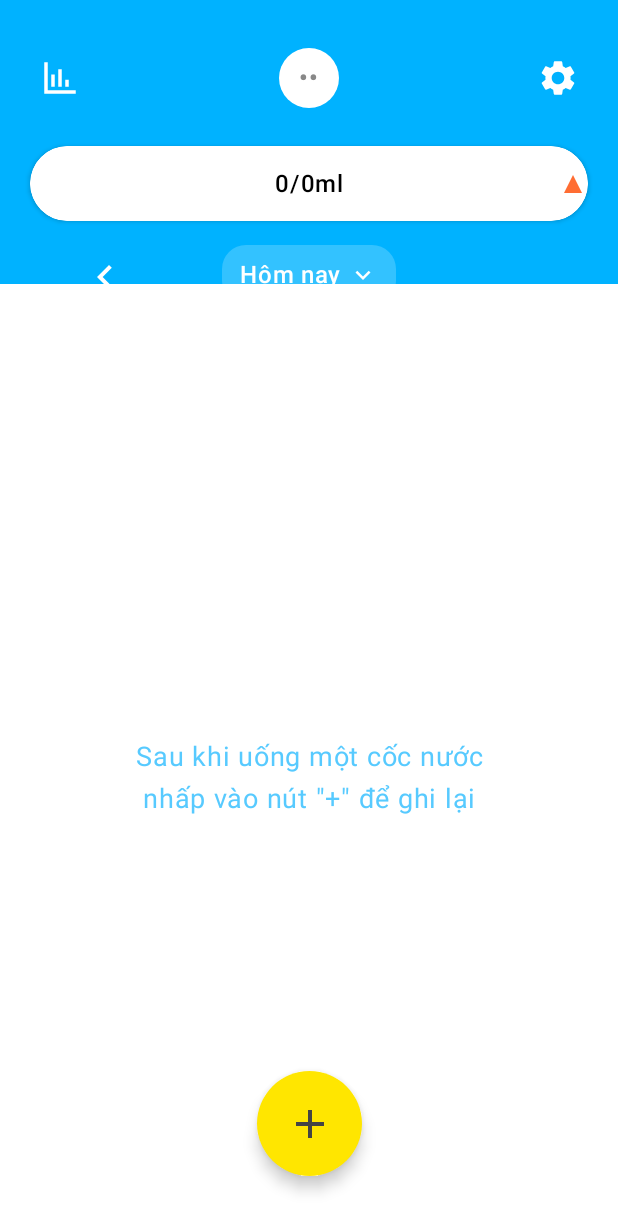
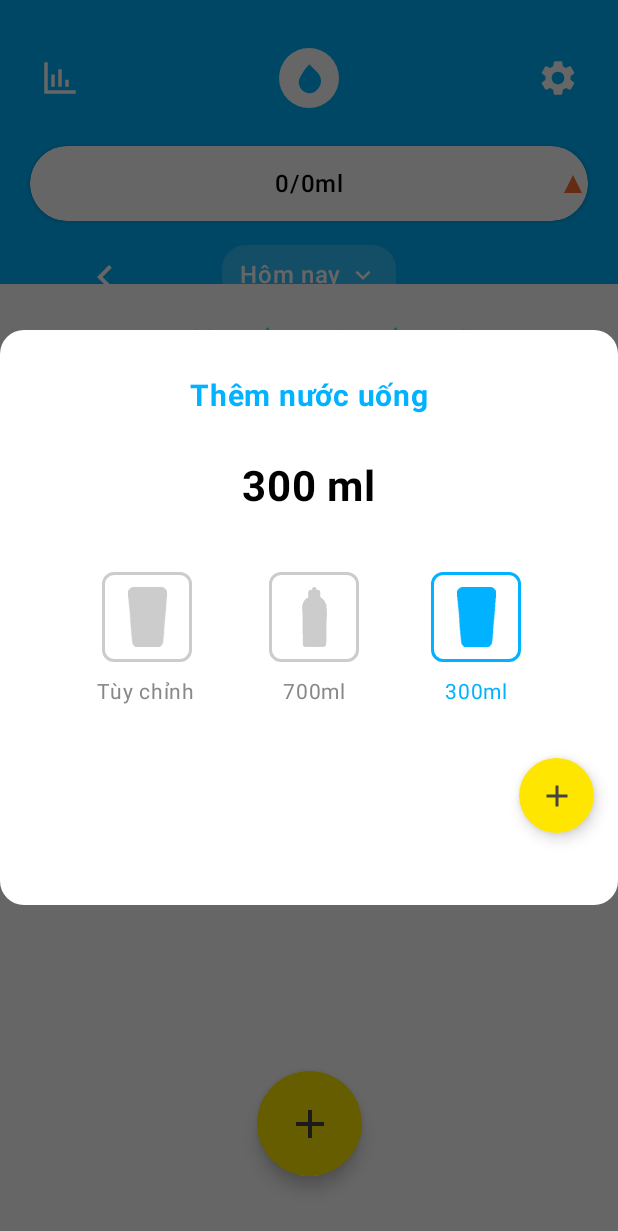
Before and after one commit to JunnDung/Nhom12LTTBDiDong, an Android app built with Jetpack Compose: the HomeScreen screen opened through its navigation route, after a tap on "Thêm nước", on a phone screen of 412 x 824 dp. Shown: the top 1231 px of the screen. Run offline under Robolectric (Android 15) with nearby library versions, the phone set to English and light mode, and no system bars.

Commit message:
update add water

```diff
--- a/HydroMate/app/src/main/java/com/example/hydromate/ui/navigation/AppNavigation.kt
+++ b/HydroMate/app/src/main/java/com/example/hydromate/ui/navigation/AppNavigation.kt
@@ -134,10 +134,6 @@ fun AppNavigation(
                 },
                 onStatsClick = {
                     // Có thể thêm điều hướng đến màn hình thống kê ở đây
-                },
-                onAddWaterClick = {
-                    // Xử lý khi người dùng thêm nước
-                    // Có thể cập nhật dữ liệu hoặc hiển thị dialog ở đây
                 }
             )
         }
--- /dev/null
+++ b/HydroMate/app/src/main/java/com/example/hydromate/ui/screens/AddWaterScreen.kt
@@ -0,0 +1,360 @@
+package com.example.hydromate.ui.screens
+
+import androidx.compose.foundation.Canvas
+import androidx.compose.foundation.background
+import androidx.compose.foundation.border
+import androidx.compose.foundation.clickable
+import androidx.compose.foundation.layout.Arrangement
+import androidx.compose.foundation.layout.Box
+import androidx.compose.foundation.layout.Column
+import androidx.compose.foundation.layout.Row
+import androidx.compose.foundation.layout.Spacer
+import androidx.compose.foundation.layout.fillMaxSize
+import androidx.compose.foundation.layout.fillMaxWidth
+import androidx.compose.foundation.layout.height
+import androidx.compose.foundation.layout.padding
+import androidx.compose.foundation.layout.size
+import androidx.compose.foundation.layout.width
+import androidx.compose.foundation.shape.CircleShape
+import androidx.compose.foundation.shape.RoundedCornerShape
+import androidx.compose.foundation.text.KeyboardOptions
+import androidx.compose.material.icons.Icons
+import androidx.compose.material.icons.filled.Add
+import androidx.compose.material3.Button
+import androidx.compose.material3.ButtonDefaults
+import androidx.compose.material3.FloatingActionButton
+import androidx.compose.material3.Icon
+import androidx.compose.material3.OutlinedTextField
+import androidx.compose.material3.OutlinedTextFieldDefaults
+import androidx.compose.material3.Slider
+import androidx.compose.material3.SliderDefaults
+import androidx.compose.material3.Text
+import androidx.compose.runtime.Composable
+import androidx.compose.runtime.getValue
+import androidx.compose.runtime.mutableIntStateOf
+import androidx.compose.runtime.mutableStateOf
+import androidx.compose.runtime.remember
+import androidx.compose.runtime.setValue
+import androidx.compose.ui.Alignment
+import androidx.compose.ui.Modifier
+import androidx.compose.ui.draw.clip
+import androidx.compose.ui.geometry.Offset
+import androidx.compose.ui.graphics.Color
+import androidx.compose.ui.graphics.Path
+import androidx.compose.ui.graphics.drawscope.Stroke
+import androidx.compose.ui.graphics.vector.ImageVector
+import androidx.compose.ui.res.painterResource
+import androidx.compose.ui.res.vectorResource
+import androidx.compose.ui.text.font.FontWeight
+import androidx.compose.ui.text.input.KeyboardType
+import androidx.compose.ui.text.style.TextAlign
+import androidx.compose.ui.tooling.preview.Preview
+import androidx.compose.ui.unit.dp
+import androidx.compose.ui.unit.sp
+import androidx.compose.ui.window.Dialog
+import com.example.hydromate.R
+import com.example.hydromate.model.WaterIntakeEntry
+import com.example.hydromate.ui.theme.HydroMateTheme
+import java.time.LocalDateTime
+import java.time.format.DateTimeFormatter
+
+@Composable
+fun AddWaterScreen(
+    onDismiss: () -> Unit = {},
+    onAddWater: (WaterIntakeEntry) -> Unit = {}
+) {
+    // Màu chính của ứng dụng
+    val primaryBlue = Color(0xFF00B2FF)
+    val lightYellow = Color(0xFFFFE600)
+
+    var selectedAmount by remember { mutableIntStateOf(300) }
+    var customAmount by remember { mutableIntStateOf(500) }
+    var showCustomInput by remember { mutableStateOf(false) }
+
+    // Kích thước tối đa và tối thiểu cho slider
+    val minWater = 50
+    val maxWater = 1000
+
+    Dialog(onDismissRequest = onDismiss) {
+        Box(
+            modifier = Modifier
+                .fillMaxWidth()
+                .background(color = Color.White, shape = RoundedCornerShape(16.dp))
+                .padding(bottom = 16.dp)
+        ) {
+            Column(
+                modifier = Modifier
+                    .fillMaxWidth()
+                    .padding(16.dp),
+                horizontalAlignment = Alignment.CenterHorizontally
+            ) {
+                // Tiêu đề
+                Text(
+                    text = "Thêm nước uống",
+                    fontSize = 20.sp,
+                    fontWeight = FontWeight.Bold,
+                    color = primaryBlue,
+                    modifier = Modifier.padding(vertical = 16.dp)
+                )
+
+                // Hiển thị lượng nước đã chọn
+                Box(
+                    modifier = Modifier
+                        .fillMaxWidth()
+                        .padding(vertical = 16.dp),
+                    contentAlignment = Alignment.Center
+                ) {
+                    Text(
+                        text = "${if (showCustomInput) customAmount else selectedAmount} ml",
+                        fontSize = 28.sp,
+                        fontWeight = FontWeight.Bold,
+                        color = Color.Black
+                    )
+                }
+
+                // Phần tùy chỉnh nếu đã chọn
+                if (showCustomInput) {
+                    // Các nút tăng giảm và slider
+                    Row(
+                        modifier = Modifier
+                            .fillMaxWidth()
+                            .padding(vertical = 8.dp),
+                        horizontalArrangement = Arrangement.SpaceBetween,
+                        verticalAlignment = Alignment.CenterVertically
+                    ) {
+                        // Nút giảm
+                        Button(
+                            onClick = {
+                                customAmount = (customAmount - 50).coerceAtLeast(minWater)
+                            },
+                            modifier = Modifier.size(50.dp),
+                            shape = CircleShape,
+                            colors = ButtonDefaults.buttonColors(
+                                containerColor = Color.LightGray,
+                                contentColor = Color.Black
+                            )
+                        ) {
+                            Text(
+                                text = "-",
+                                fontSize = 20.sp,
+                                fontWeight = FontWeight.Bold
+                            )
+                        }
+
+                        // Slider cho phép tùy chỉnh nhanh
+                        Slider(
+                            value = customAmount.toFloat(),
+                            onValueChange = { customAmount = it.toInt() },
+                            valueRange = minWater.toFloat()..maxWater.toFloat(),
+                            steps = ((maxWater - minWater) / 50) - 1,
+                            modifier = Modifier
+                                .weight(1f)
+                                .padding(horizontal = 8.dp),
+                            colors = SliderDefaults.colors(
+                                thumbColor = primaryBlue,
+                                activeTrackColor = primaryBlue,
+                                inactiveTrackColor = Color.LightGray
+                            )
+                        )
+
+                        // Nút tăng
+                        Button(
+                            onClick = {
+                                customAmount = (customAmount + 50).coerceAtMost(maxWater)
+                            },
+                            modifier = Modifier.size(50.dp),
+                            shape = CircleShape,
+                            colors = ButtonDefaults.buttonColors(
+                                containerColor = primaryBlue,
+                                contentColor = Color.White
+                            )
+                        ) {
+                            Icon(
+                                imageVector = Icons.Default.Add,
+                                contentDescription = "Tăng"
+                            )
+                        }
+                    }
+
+                    // TextField để nhập trực tiếp
+                    OutlinedTextField(
+                        value = customAmount.toString(),
+                        onValueChange = {
+                            val newValue = it.filter { char -> char.isDigit() }
+                            if (newValue.isNotEmpty()) {
+                                val amount = newValue.toInt().coerceIn(minWater, maxWater)
+                                customAmount = amount
+                            }
+                        },
+                        modifier = Modifier
+                            .fillMaxWidth()
+                            .padding(vertical = 8.dp),
+                        keyboardOptions = KeyboardOptions(keyboardType = KeyboardType.Number),
+                        singleLine = true,
+                        colors = OutlinedTextFieldDefaults.colors(
+                            focusedBorderColor = primaryBlue,
+                            unfocusedBorderColor = Color.LightGray,
+                            focusedLabelColor = primaryBlue,
+                            unfocusedLabelColor = Color.Gray
+                        ),
+                        label = { Text("Lượng nước (ml)") },
+                        suffix = { Text("ml") }
+                    )
+                }
+
+                // Các tùy chọn lượng nước
+                Row(
+                    modifier = Modifier
+                        .fillMaxWidth()
+                        .padding(vertical = 24.dp),
+                    horizontalArrangement = Arrangement.SpaceEvenly,
+                    verticalAlignment = Alignment.CenterVertically
+                ) {
+                    // Tùy chỉnh
+                    Column(
+                        horizontalAlignment = Alignment.CenterHorizontally,
+                        modifier = Modifier
+                            .clickable {
+                                showCustomInput = true
+                                selectedAmount = customAmount
+                            }
+                    ) {
+                        Box(
+                            modifier = Modifier
+                                .size(60.dp)
+                                .border(
+                                    width = 2.dp,
+                                    color = if (showCustomInput) primaryBlue else Color.LightGray,
+                                    shape = RoundedCornerShape(8.dp)
+                                )
+                                .padding(8.dp),
+                            contentAlignment = Alignment.Center
+                        ) {
+                            Icon(
+                                painter = painterResource(id = R.drawable.nuoc300ml),
+                                contentDescription = "Tùy chỉnh",
+                                tint = if (showCustomInput) primaryBlue else Color.LightGray,
+                                modifier = Modifier.size(40.dp)
+                            )
+                        }
+                        Spacer(modifier = Modifier.height(8.dp))
+                        Text(
+                            text = "Tùy chỉnh",
+                            color = if (showCustomInput) primaryBlue else Color.Gray,
+                            fontSize = 14.sp
+                        )
+                    }
+
+                    // 700ml
+                    Column(
+                        horizontalAlignment = Alignment.CenterHorizontally,
+                        modifier = Modifier
+                            .clickable {
+                                selectedAmount = 700
+                                showCustomInput = false
+                            }
+                    ) {
+                        Box(
+                            modifier = Modifier
+                                .size(60.dp)
+                                .border(
+                                    width = 2.dp,
+                                    color = if (selectedAmount == 700 && !showCustomInput) primaryBlue else Color.LightGray,
+                                    shape = RoundedCornerShape(8.dp)
+                                )
+                                .padding(8.dp),
+                            contentAlignment = Alignment.Center
+                        ) {
+                            Icon(
+                                painter = painterResource(id = R.drawable.nuoc700ml),
+                                contentDescription = "Chai nước 700ml",
+                                tint = if (selectedAmount == 700 && !showCustomInput) primaryBlue else Color.LightGray,
+                                modifier = Modifier.size(40.dp)
+                            )
+                        }
+                        Spacer(modifier = Modifier.height(8.dp))
+                        Text(
+                            text = "700ml",
+                            color = if (selectedAmount == 700 && !showCustomInput) primaryBlue else Color.Gray,
+                            fontSize = 14.sp
+                        )
+                    }
+
+                    // 300ml
+                    Column(
+                        horizontalAlignment = Alignment.CenterHorizontally,
+                        modifier = Modifier
+                            .clickable {
+                                selectedAmount = 300
+                                showCustomInput = false
+                            }
+                    ) {
+                        Box(
+                            modifier = Modifier
+                                .size(60.dp)
+                                .border(
+                                    width = 2.dp,
+                                    color = if (selectedAmount == 300 && !showCustomInput) primaryBlue else Color.LightGray,
+                                    shape = RoundedCornerShape(8.dp)
+                                )
+                                .padding(8.dp),
+                            contentAlignment = Alignment.Center
+                        ) {
+                            Icon(
+                                painter = painterResource(id = R.drawable.nuoc300ml),
+                                contentDescription = "Ly nước 300ml",
+                                tint = if (selectedAmount == 300 && !showCustomInput) primaryBlue else Color.LightGray,
+                                modifier = Modifier.size(40.dp)
+                            )
+                        }
+                        Spacer(modifier = Modifier.height(8.dp))
+                        Text(
+                            text = "300ml",
+                            color = if (selectedAmount == 300 && !showCustomInput) primaryBlue else Color.Gray,
+                            fontSize = 14.sp
+                        )
+                    }
+                }
+
+                // Row thông báo và nút thêm
+                Row(
+                    modifier = Modifier
+                        .fillMaxWidth()
+                        .padding(top = 8.dp, bottom = 16.dp),
+                    horizontalArrangement = Arrangement.End,
+                    verticalAlignment = Alignment.CenterVertically
+                ) {
+                    // Nút thêm nước
+                    FloatingActionButton(
+                        onClick = {
+                            val amount = if (showCustomInput) customAmount else selectedAmount
+                            if (amount > 0) {
+                                onAddWater(WaterIntakeEntry(amount = amount))
+                                onDismiss()
+                            }
+                        },
+                        modifier = Modifier.size(50.dp),
+                        containerColor = lightYellow,
+                        contentColor = Color.DarkGray,
+                        shape = CircleShape
+                    ) {
+                        Icon(
+                            imageVector = Icons.Default.Add,
+                            contentDescription = "Thêm nước",
+                            tint = Color.DarkGray,
+                            modifier = Modifier.size(24.dp)
+                        )
+                    }
+                }
+            }
+        }
+    }
+}
+
+@Preview(showBackground = true)
+@Composable
+fun AddWaterScreenPreview() {
+    HydroMateTheme {
+        AddWaterScreen()
+    }
+}
--- a/HydroMate/app/src/main/java/com/example/hydromate/ui/screens/HomeScreen.kt
+++ b/HydroMate/app/src/main/java/com/example/hydromate/ui/screens/HomeScreen.kt
@@ -6,6 +6,7 @@ import androidx.compose.foundation.clickable
 import androidx.compose.foundation.layout.Arrangement
 import androidx.compose.foundation.layout.Box
 import androidx.compose.foundation.layout.Column
+import androidx.compose.foundation.layout.PaddingValues
 import androidx.compose.foundation.layout.Row
 import androidx.compose.foundation.layout.Spacer
 import androidx.compose.foundation.layout.fillMaxHeight
@@ -15,12 +16,18 @@ import androidx.compose.foundation.layout.height
 import androidx.compose.foundation.layout.padding
 import androidx.compose.foundation.layout.size
 import androidx.compose.foundation.layout.width
+import androidx.compose.foundation.lazy.LazyColumn
+import androidx.compose.foundation.lazy.items
+import androidx.compose.foundation.lazy.grid.GridCells
+import androidx.compose.foundation.lazy.grid.LazyVerticalGrid
+import androidx.compose.foundation.lazy.grid.items
 import androidx.compose.foundation.shape.CircleShape
 import androidx.compose.foundation.shape.RoundedCornerShape
 import androidx.compose.material.icons.Icons
 import androidx.compose.material.icons.automirrored.filled.KeyboardArrowLeft
 import androidx.compose.material.icons.filled.Add
 import androidx.compose.material.icons.filled.KeyboardArrowDown
+import androidx.compose.material.icons.filled.Notifications
 import androidx.compose.material.icons.filled.Settings
 import androidx.compose.material3.Card
 import androidx.compose.material3.CardDefaults
@@ -31,6 +38,8 @@ import androidx.compose.material3.Text
 import androidx.compose.runtime.Composable
 import androidx.compose.runtime.getValue
 import androidx.compose.runtime.mutableIntStateOf
+import androidx.compose.runtime.mutableStateListOf
+import androidx.compose.runtime.mutableStateOf
 import androidx.compose.runtime.remember
 import androidx.compose.runtime.setValue
 import androidx.compose.ui.Alignment
@@ -41,6 +50,7 @@ import androidx.compose.ui.geometry.Size
 import androidx.compose.ui.graphics.Color
 import androidx.compose.ui.graphics.Path
 import androidx.compose.ui.graphics.vector.ImageVector
+import androidx.compose.ui.res.painterResource
 import androidx.compose.ui.res.vectorResource
 import androidx.compose.ui.text.font.FontWeight
 import androidx.compose.ui.text.style.TextAlign
@@ -49,18 +59,34 @@ import androidx.compose.ui.unit.dp
 import androidx.compose.ui.unit.sp
 import com.example.hydromate.R
 import com.example.hydromate.model.UserWaterGoal
+import com.example.hydromate.model.WaterIntakeEntry
 import com.example.hydromate.ui.theme.HydroMateTheme
+import java.time.format.DateTimeFormatter
 
 @Composable
 fun HomeScreen(
     userWaterGoal: UserWaterGoal,
     onSettingsClick: () -> Unit = {},
-    onStatsClick: () -> Unit = {},
-    onAddWaterClick: () -> Unit = {}
+    onStatsClick: () -> Unit = {}
 ) {
+    // Lưu trữ danh sách các lần uống nước trong state
+    var waterIntakeEntries by remember { mutableStateOf(listOf<WaterIntakeEntry>()) }
+
+    // Lấy mục tiêu từ userWaterGoal
     val waterGoal = userWaterGoal.dailyWaterGoal
-    var currentWaterIntake by remember { mutableIntStateOf(0) }
-    val progress = if (waterGoal > 0) currentWaterIntake.toFloat() / waterGoal.toFloat() else 0f
+
+    // Tính tổng lượng nước đã uống
+    val currentWaterIntake = waterIntakeEntries.sumOf { it.amount }
+
+    // Dialog thêm nước
+    var showAddWaterDialog by remember { mutableStateOf(false) }
+
+    // Tính toán tiến trình
+    val progress = if (waterGoal > 0) {
+        (currentWaterIntake.toFloat() / waterGoal.toFloat()).coerceAtMost(1.0f)
+    } else {
+        0f
+    }
 
     // Màu chính của ứng dụng
     val primaryBlue = Color(0xFF00B2FF)
@@ -125,11 +151,11 @@ fun HomeScreen(
                         .background(Color.White),
                     contentAlignment = Alignment.Center
                 ) {
-                    Text(
-                        text = "••",
-                        color = Color.Gray,
-                        fontSize = 16.sp,
-                        fontWeight = FontWeight.Bold
+                    Icon(
+                        imageVector = ImageVector.vectorResource(R.drawable.ic_water_drop),
+                        contentDescription = "Biểu tượng nước",
+                        tint = primaryBlue,
+                        modifier = Modifier.size(24.dp)
                     )
                 }
 
@@ -273,9 +299,28 @@ fun HomeScreen(
                 Spacer(modifier = Modifier.width(98.dp))
             }
 
+            // Hiển thị danh sách các lần uống nước
+            if (waterIntakeEntries.isNotEmpty()) {
                 // Khoảng trống để đẩy nội dung xuống
-            Spacer(modifier = Modifier.weight(1f))
+                Spacer(modifier = Modifier.height(16.dp))
 
+                // Hiển thị danh sách các lần uống nước dạng lưới
+                LazyVerticalGrid(
+                    columns = GridCells.Fixed(4),
+                    modifier = Modifier
+                        .fillMaxWidth()
+                        .weight(1f)
+                        .padding(horizontal = 16.dp),
+                    contentPadding = PaddingValues(vertical = 12.dp),
+                    horizontalArrangement = Arrangement.SpaceEvenly,
+                    verticalArrangement = Arrangement.spacedBy(16.dp),
+                    content = {
+                        items(waterIntakeEntries) { entry ->
+                            WaterIntakeItem(entry)
+                        }
+                    }
+                )
+            } else {
                 // Thông báo ở giữa màn hình
                 Text(
                     text = "Sau khi uống một cốc nước\nnhấp vào nút \"+\" để ghi lại",
@@ -289,6 +334,7 @@ fun HomeScreen(
                 // Khoảng trống để đẩy nút lên
                 Spacer(modifier = Modifier.weight(1f))
             }
+        }
 
         // Nút thêm nước ở dưới cùng
         Box(
@@ -298,11 +344,7 @@ fun HomeScreen(
             contentAlignment = Alignment.BottomCenter
         ) {
             FloatingActionButton(
-                onClick = {
-                    // Thêm 200ml mỗi lần nhấn
-                    currentWaterIntake = (currentWaterIntake + 200).coerceAtMost(waterGoal)
-                    onAddWaterClick()
-                },
+                onClick = { showAddWaterDialog = true },
                 modifier = Modifier.size(70.dp),
                 containerColor = lightYellow,
                 contentColor = Color.DarkGray,
@@ -316,6 +358,83 @@ fun HomeScreen(
                 )
             }
         }
+
+        // Hiển thị dialog thêm nước nếu cần
+        if (showAddWaterDialog) {
+            AddWaterScreen(
+                onDismiss = { showAddWaterDialog = false },
+                onAddWater = { entry ->
+                    // Sử dụng cập nhật state để trigger recomposition
+                    waterIntakeEntries = listOf(entry) + waterIntakeEntries
+                    showAddWaterDialog = false
+                }
+            )
+        }
+    }
+}
+
+@Composable
+fun WaterIntakeItem(entry: WaterIntakeEntry) {
+    val timeFormatter = DateTimeFormatter.ofPattern("HH:mm")
+    val formattedTime = entry.timestamp.format(timeFormatter)
+
+    // Thiết kế nhỏ gọn hơn để hiển thị 4 item/hàng
+    Column(
+        horizontalAlignment = Alignment.CenterHorizontally,
+        modifier = Modifier
+            .width(80.dp)
+            .padding(horizontal = 4.dp, vertical = 8.dp)
+    ) {
+        // Biểu tượng nước dựa vào lượng
+        if (entry.amount == 300) {
+            Icon(
+                painter = painterResource(id = R.drawable.nuoc300ml),
+                contentDescription = "Ly nước 300ml",
+                tint = Color(0xFF57CAFF),
+                modifier = Modifier.size(50.dp)
+            )
+            Text(
+                text = "300 ml",
+                color = Color.Gray,
+                fontSize = 14.sp,
+                modifier = Modifier.padding(top = 2.dp)
+            )
+        } else if (entry.amount == 700) {
+            Icon(
+                painter = painterResource(id = R.drawable.nuoc700ml),
+                contentDescription = "Chai nước 700ml",
+                tint = Color(0xFF57CAFF),
+                modifier = Modifier.size(50.dp)
+            )
+            Text(
+                text = "700 ml",
+                color = Color.Gray,
+                fontSize = 14.sp,
+                modifier = Modifier.padding(top = 2.dp)
+            )
+        } else {
+            // Đối với các lượng nước khác, vẫn sử dụng ly nước
+            Icon(
+                painter = painterResource(id = R.drawable.nuoc300ml),
+                contentDescription = "Lượng nước tùy chỉnh",
+                tint = Color(0xFF57CAFF),
+                modifier = Modifier.size(50.dp)
+            )
+            Text(
+                text = "${entry.amount} ml",
+                color = Color.Gray,
+                fontSize = 14.sp,
+                modifier = Modifier.padding(top = 2.dp)
+            )
+        }
+
+        // Hiển thị thời gian
+        Text(
+            text = formattedTime,
+            color = Color.Gray,
+            fontSize = 12.sp,
+            modifier = Modifier.padding(top = 2.dp)
+        )
     }
 }
 
--- /dev/null
+++ b/HydroMate/app/src/main/res/drawable/ic_water_drop.xml
@@ -0,0 +1,10 @@
+<?xml version="1.0" encoding="utf-8"?>
+<vector xmlns:android="http://schemas.android.com/apk/res/android"
+    android:width="24dp"
+    android:height="24dp"
+    android:viewportWidth="24"
+    android:viewportHeight="24">
+    <path
+        android:fillColor="#000000"
+        android:pathData="M12,2.69l5.66,5.66c3.12,3.12 3.12,8.19 0,11.31C15.9,21.72 13.5,22.5 11.11,21.97C8.72,21.44 6.8,19.97 5.8,17.76C4.8,15.54 5,13.03 6.34,11C7.2,9.66 7.9,8.44 8.77,7.05c0.44,-0.7 1.01,-1.35 1.53,-1.99c0.48,-0.57 1.07,-1.13 1.7,-1.7L12,2.69z" />
+</vector>
```
Also changed, not shown: HydroMate/app/src/main/java/com/example/hydromate/model/WaterIntakeEntry.kt (added, +9 -0 lines), HydroMate/app/src/main/res/drawable/nuoc300ml.png (added), HydroMate/app/src/main/res/drawable/nuoc700ml.png (added). Lines whose indentation alone changed are shown as unchanged.
